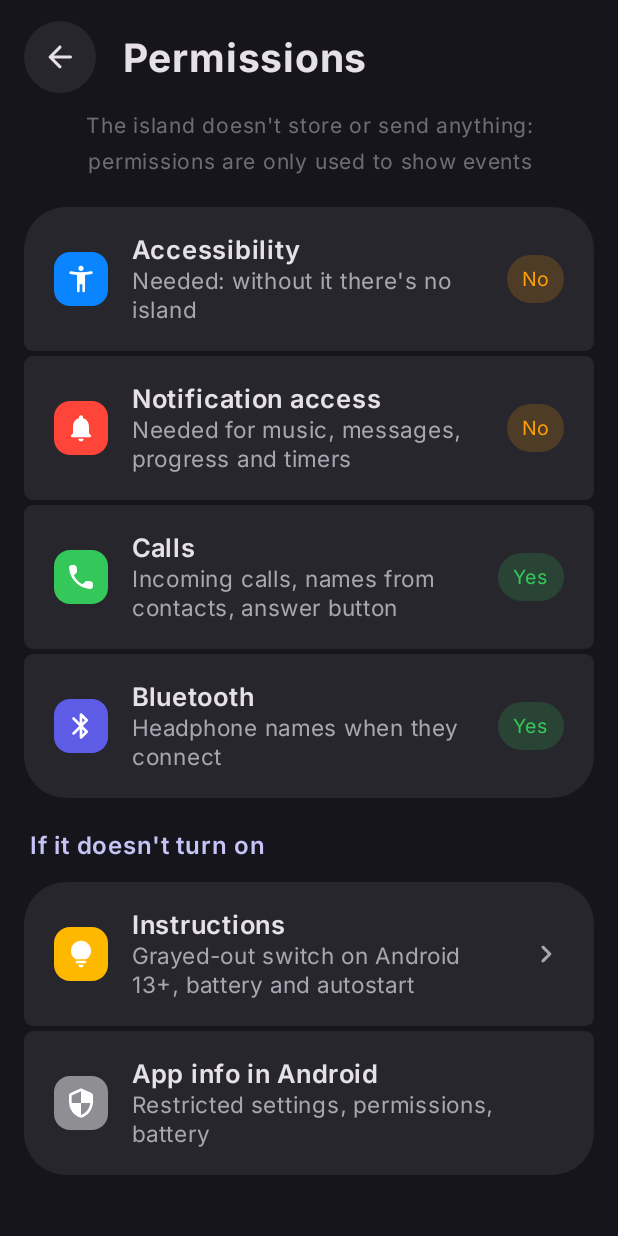
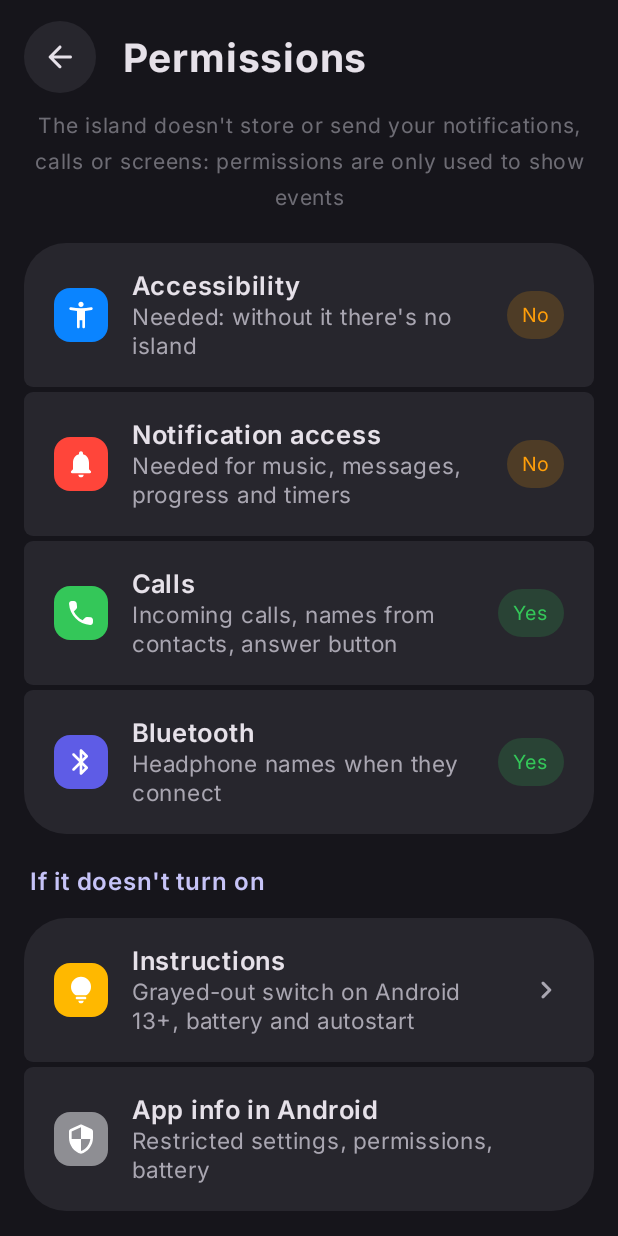
Before and after one commit to AirdropGuru360/Dynamic-Island-, an Android app built with Jetpack Compose: the screen it shows after launch (MainActivity), after a tap on "Permissions", on a phone screen of 412 x 824 dp. Run offline under Robolectric (Android 15) with nearby library versions, the phone set to English and light mode, and no system bars; pictures from the network do not load.

```diff
--- a/app/src/main/AndroidManifest.xml
+++ b/app/src/main/AndroidManifest.xml
@@ -67,13 +67,15 @@
             </intent-filter>
         </activity>
 
-        <!-- «Поставь таймер» от помощника или виджета: если выбрать остров, таймер сразу в нём -->
+        <!-- «Поставь таймер» от помощника или виджета: если выбрать остров, таймер сразу в нём.
+         Как у «Часов» Android: позвать его могут только приложения с правом ставить будильники и таймеры -->
         <activity
             android:name=".ui.SetTimerActivity"
             android:excludeFromRecents="true"
             android:exported="true"
             android:label="@string/app_name"
             android:noHistory="true"
+            android:permission="com.android.alarm.permission.SET_ALARM"
             android:taskAffinity=""
             android:theme="@android:style/Theme.Translucent.NoTitleBar">
             <intent-filter>
--- a/app/src/main/java/com/akira/island/ui/SetTimerActivity.kt
+++ b/app/src/main/java/com/akira/island/ui/SetTimerActivity.kt
@@ -14,7 +14,8 @@ class SetTimerActivity : Activity() {
     override fun onCreate(savedInstanceState: Bundle?) {
         super.onCreate(savedInstanceState)
         SettingsRepo.init(this)
-        val seconds = intent?.getIntExtra(AlarmClock.EXTRA_LENGTH, 0) ?: 0
+        // По правилам Android таймер — от 1 секунды до суток
+        val seconds = (intent?.getIntExtra(AlarmClock.EXTRA_LENGTH, 0) ?: 0).coerceAtMost(86_400)
         if (seconds > 0) Controls.startTimerSeconds(seconds) else Controls.startTimer(SettingsRepo.current.timerMinutes)
         Controls.expand("timer")
         finish()
--- a/app/src/main/java/com/akira/island/ui/screens/HomeScreen.kt
+++ b/app/src/main/java/com/akira/island/ui/screens/HomeScreen.kt
@@ -226,8 +226,8 @@ fun PermissionsScreen(onBack: () -> Unit, open: (Screen) -> Unit) {
     }
 
     Page(tr("Разрешения", "Permissions"), onBack,
-        subtitle = tr("Остров ничего не хранит и никуда не отправляет: разрешения нужны, только чтобы показывать события",
-            "The island doesn't store or send anything: permissions are only used to show events")) {
+        subtitle = tr("Остров не хранит и не отправляет ваши уведомления, звонки и экраны: разрешения нужны, только чтобы показывать события",
+            "The island doesn't store or send your notifications, calls or screens: permissions are only used to show events")) {
         Group {
             GroupItem(
                 Pos.First, Icons.Rounded.AccessibilityNew, tr("Спец. возможности", "Accessibility"),
--- a/app/src/main/java/com/akira/island/update/UpdateChecker.kt
+++ b/app/src/main/java/com/akira/island/update/UpdateChecker.kt
@@ -183,7 +183,7 @@ object UpdateChecker {
             withContext(Dispatchers.IO) {
                 val dir = File(context.cacheDir, "update").apply { mkdirs() }
                 dir.listFiles()?.forEach { it.delete() }
-                val file = File(dir, "DynamicIsland-${release.version}.apk")
+                val file = File(dir, "DynamicIsland-${release.version.filter { it.isLetterOrDigit() || it == '.' }}.apk")
                 val conn = (URL(url).openConnection() as HttpURLConnection).apply {
                     connectTimeout = 15_000
                     readTimeout = 30_000
@@ -217,7 +217,9 @@ object UpdateChecker {
                 } finally {
                     conn.disconnect()
                 }
-                if (context.packageManager.getPackageArchiveInfo(file.path, 0) == null) {
+                // Ставим только сам остров: файл с другим приложением внутри не открываем.
+                // Подпись проверит установка Android — чужой ключ поверх острова она не поставит
+                if (context.packageManager.getPackageArchiveInfo(file.path, 0)?.packageName != context.packageName) {
                     file.delete()
                     error(tr("Файл обновления повреждён", "The update file is damaged"))
                 }
--- a/app/src/main/res/values/strings.xml
+++ b/app/src/main/res/values/strings.xml
@@ -2,5 +2,5 @@
 <resources>
     <string name="app_name">Dynamic Island</string>
     <string name="a11y_label">Dynamic Island</string>
-    <string name="a11y_desc">Shows a Dynamic Island–style capsule over the camera: music, timers, download progress, the flashlight and system events. The service sees which app is open to hide the player and show payments. The screen is read only in navigation apps (2GIS, Yandex Navigator, Maps and others), the Clock app and payment apps while they are open: in navigation apps — the distance to the next turn, the street, the arrival time and the arrow direction; in Clock — the timer and stopwatch time; in payment apps (Mir Pay, T-Pay, Google Wallet and others) — the phone payment screen and the amount, to show “Hold near reader” and then “Paid”. Nothing is sent anywhere.</string>
+    <string name="a11y_desc">Shows a Dynamic Island–style capsule over the camera: music, timers, download progress, the flashlight and system events. The service sees which app is open to hide the player and show payments. The screen is read only in navigation apps (2GIS, Yandex Navigator, Maps and others), the Clock app and payment apps while they are open: in navigation apps — the distance to the next turn, the street, the arrival time and the arrow direction; in Clock — the timer and stopwatch time; in payment apps (Mir Pay, T-Pay, Google Wallet and others) — the phone payment screen and the amount, to show “Hold near reader” and then “Paid”. What is read stays on the phone; only the song title and artist go online, to find lyrics.</string>
 </resources>
```
Also changed, not shown: 4 other files.
